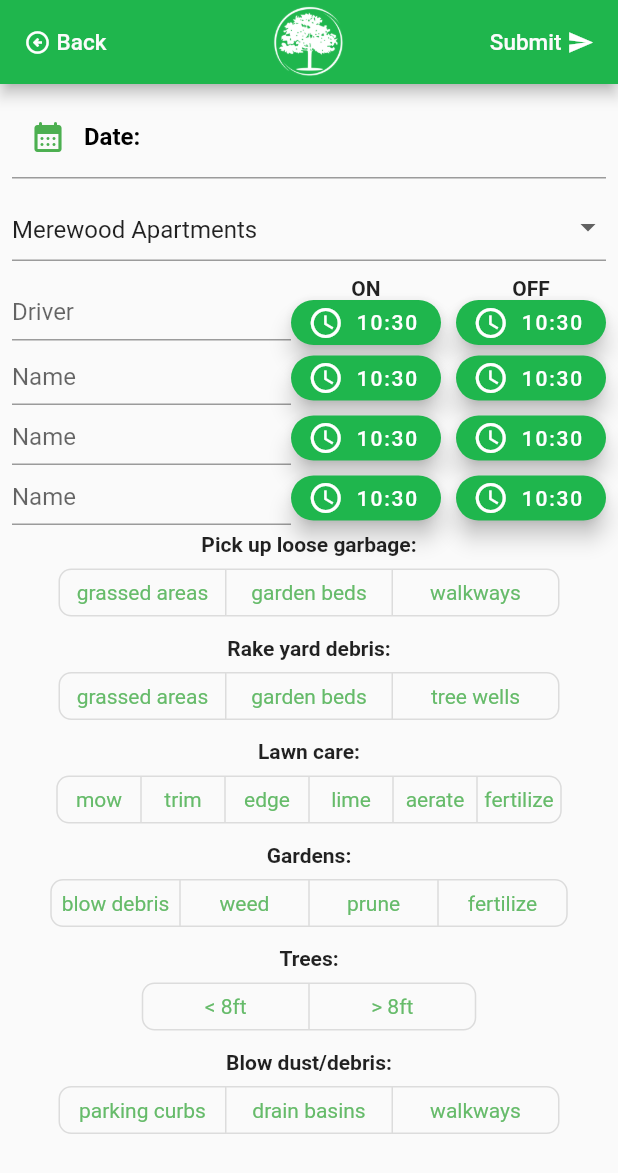
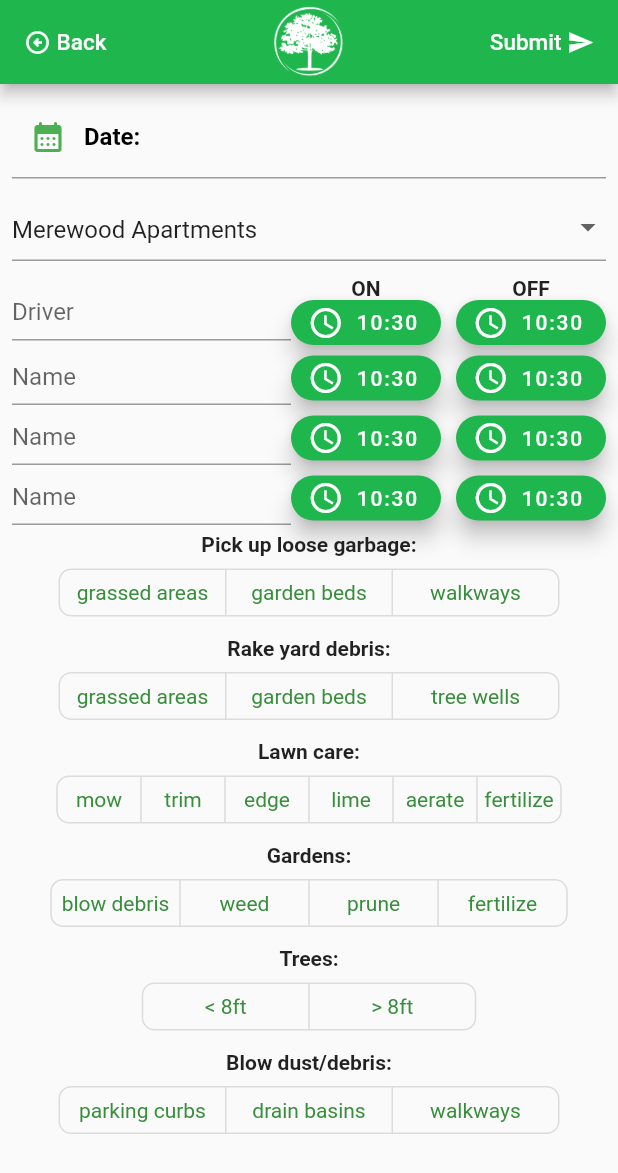
Before and after one commit to T-Pirozzini/Gemini-Landscaping-Flutter-App, a Flutter app: the screen it shows after launch, after a tap on the "add" icon, on a phone screen of 412 x 824 dp. Shown: the top 1173 px of the screen. Run offline on Flutter 3.47's test engine with Material 2 defaults, Android fonts, the phone set to English and light mode, and no system bars; our stand-ins replace cloud_firestore, firebase_core, pdf, printing; accounts and stored records are empty.

Commit message:
add darker toggle options for contrast

```diff
--- a/lib/addReport.dart
+++ b/lib/addReport.dart
@@ -629,7 +629,7 @@ class _AddReportState extends State<AddReport> {
                 selectedBorderColor: Colors.green[700],
                 selectedColor: Colors.white,
                 fillColor: Colors.green[200],
-                color: Colors.green[400],
+                color: Colors.green[700],
                 constraints: const BoxConstraints(
                   minHeight: 30.0,
                   minWidth: 110.0,
@@ -657,7 +657,7 @@ class _AddReportState extends State<AddReport> {
                 selectedBorderColor: Colors.green[700],
                 selectedColor: Colors.white,
                 fillColor: Colors.green[200],
-                color: Colors.green[400],
+                color: Colors.green[700],
                 constraints: const BoxConstraints(
                   minHeight: 30.0,
                   minWidth: 110.0,
@@ -685,7 +685,7 @@ class _AddReportState extends State<AddReport> {
                 selectedBorderColor: Colors.green[700],
                 selectedColor: Colors.white,
                 fillColor: Colors.green[200],
-                color: Colors.green[400],
+                color: Colors.green[700],
                 constraints: const BoxConstraints(
                   minHeight: 30.0,
                   minWidth: 55.0,
@@ -712,7 +712,7 @@ class _AddReportState extends State<AddReport> {
                 selectedBorderColor: Colors.green[700],
                 selectedColor: Colors.white,
                 fillColor: Colors.green[200],
-                color: Colors.green[400],
+                color: Colors.green[700],
                 constraints: const BoxConstraints(
                   minHeight: 30.0,
                   minWidth: 85.0,
@@ -740,7 +740,7 @@ class _AddReportState extends State<AddReport> {
                 selectedBorderColor: Colors.green[700],
                 selectedColor: Colors.white,
                 fillColor: Colors.green[200],
-                color: Colors.green[400],
+                color: Colors.green[700],
                 constraints: const BoxConstraints(
                   minHeight: 30.0,
                   minWidth: 110.0,
@@ -767,7 +767,7 @@ class _AddReportState extends State<AddReport> {
                 selectedBorderColor: Colors.green[700],
                 selectedColor: Colors.white,
                 fillColor: Colors.green[200],
-                color: Colors.green[400],
+                color: Colors.green[700],
                 constraints: const BoxConstraints(
                   minHeight: 30.0,
                   minWidth: 110.0,
```
